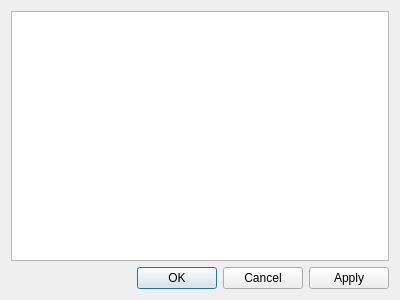
Before: the Qt Designer form Qt/ApplicationComponents/Resources/UI/pqCustomizeShortcutsDialog.ui in Kitware/ParaView, drawn with Qt 5.
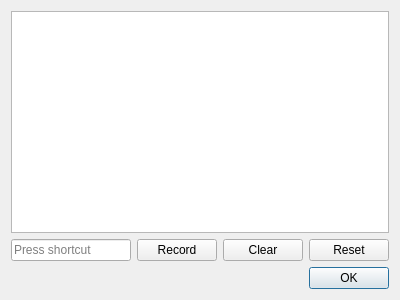
After: the same form once the commit is applied.

Commit message: Custom shortcuts dialog can now set/clear/restore shortcuts

The edit to the form file:
```diff
--- a/Qt/ApplicationComponents/Resources/UI/pqCustomizeShortcutsDialog.ui
+++ b/Qt/ApplicationComponents/Resources/UI/pqCustomizeShortcutsDialog.ui
@@ -10,12 +10,89 @@
     <height>300</height>
    </rect>
   </property>
+  <property name="sizePolicy">
+   <sizepolicy hsizetype="Preferred" vsizetype="Preferred">
+    <horstretch>0</horstretch>
+    <verstretch>0</verstretch>
+   </sizepolicy>
+  </property>
   <property name="windowTitle">
    <string>Dialog</string>
   </property>
   <layout class="QVBoxLayout" name="verticalLayout">
    <item>
-    <widget class="QTreeView" name="treeView"/>
+    <widget class="QTreeView" name="treeView">
+     <property name="horizontalScrollBarPolicy">
+      <enum>Qt::ScrollBarAlwaysOff</enum>
+     </property>
+     <property name="sizeAdjustPolicy">
+      <enum>QAbstractScrollArea::AdjustIgnored</enum>
+     </property>
+     <property name="showDropIndicator" stdset="0">
+      <bool>false</bool>
+     </property>
+     <property name="autoExpandDelay">
+      <number>0</number>
+     </property>
+    </widget>
+   </item>
+   <item>
+    <widget class="QWidget" name="widget" native="true">
+     <layout class="QGridLayout" name="gridLayout">
+      <property name="leftMargin">
+       <number>0</number>
+      </property>
+      <property name="topMargin">
+       <number>0</number>
+      </property>
+      <property name="rightMargin">
+       <number>0</number>
+      </property>
+      <property name="bottomMargin">
+       <number>0</number>
+      </property>
+      <property name="spacing">
+       <number>6</number>
+      </property>
+      <item row="0" column="0">
+       <widget class="QKeySequenceEdit" name="keySequenceEdit">
+        <property name="sizePolicy">
+         <sizepolicy hsizetype="Expanding" vsizetype="Fixed">
+          <horstretch>1</horstretch>
+          <verstretch>0</verstretch>
+         </sizepolicy>
+        </property>
+       </widget>
+      </item>
+      <item row="0" column="1">
+       <widget class="QPushButton" name="recordButton">
+        <property name="text">
+         <string>Record</string>
+        </property>
+       </widget>
+      </item>
+      <item row="0" column="2">
+       <widget class="QPushButton" name="clearButton">
+        <property name="sizePolicy">
+         <sizepolicy hsizetype="Minimum" vsizetype="Fixed">
+          <horstretch>0</horstretch>
+          <verstretch>0</verstretch>
+         </sizepolicy>
+        </property>
+        <property name="text">
+         <string>Clear</string>
+        </property>
+       </widget>
+      </item>
+      <item row="0" column="3">
+       <widget class="QPushButton" name="resetButton">
+        <property name="text">
+         <string>Reset</string>
+        </property>
+       </widget>
+      </item>
+     </layout>
+    </widget>
    </item>
    <item>
     <widget class="QDialogButtonBox" name="buttonBox">
@@ -23,7 +100,7 @@
       <enum>Qt::Horizontal</enum>
      </property>
      <property name="standardButtons">
-      <set>QDialogButtonBox::Apply|QDialogButtonBox::Cancel|QDialogButtonBox::Ok</set>
+      <set>QDialogButtonBox::Ok</set>
      </property>
     </widget>
    </item>
```
The commit also changes 3 other files.
